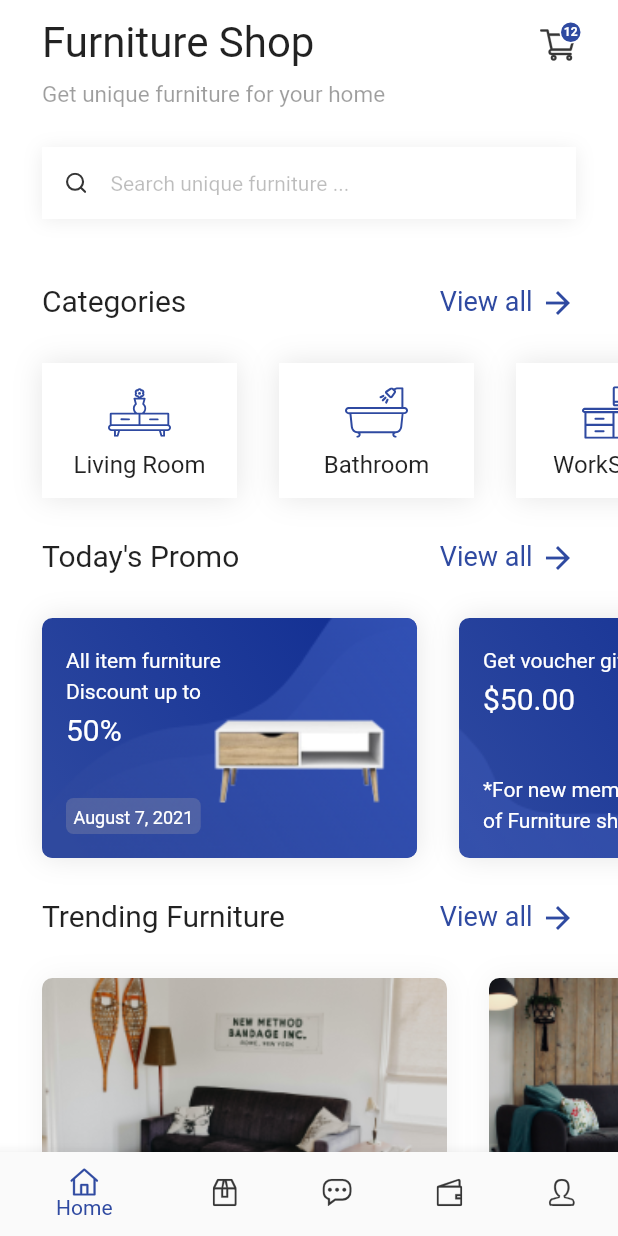
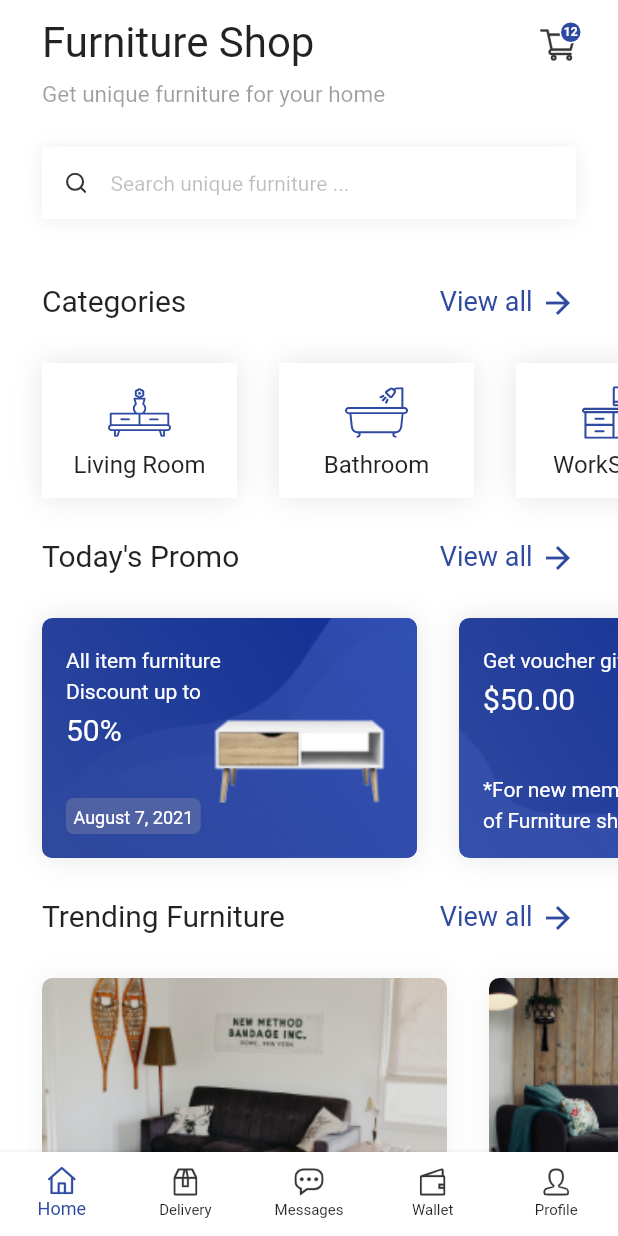
Before and after one commit to jobic10/flutter-furniture-ui, a Flutter app: the screen it shows after launch, on a phone screen of 412 x 824 dp. Run offline on Flutter 3.47's test engine with Material 2 defaults, Android fonts, the phone set to English and light mode, and no system bars; our stand-ins replace flutter_svg.

Commit message:
BottomBar Tweaks

```diff
--- a/lib/widgets/app_bottom_nav.dart
+++ b/lib/widgets/app_bottom_nav.dart
@@ -22,6 +22,19 @@ class _AppBottomNavigationState extends State<AppBottomNavigation> {
   @override
   Widget build(BuildContext context) {
     return BottomNavigationBar(
+      backgroundColor: Colors.white,
+      showSelectedLabels: true,
+      unselectedItemColor: Colors.black87,
+      elevation: 3,
+      type: BottomNavigationBarType.fixed,
+      selectedLabelStyle: TextStyle(
+        height: 1.5,
+        fontSize: 12,
+      ),
+      unselectedLabelStyle: TextStyle(
+        height: 1.3,
+        fontSize: 10,
+      ),
       items: Fake.menuItems.map((i) {
         return BottomNavigationBarItem(
           label: i['label'],
```
